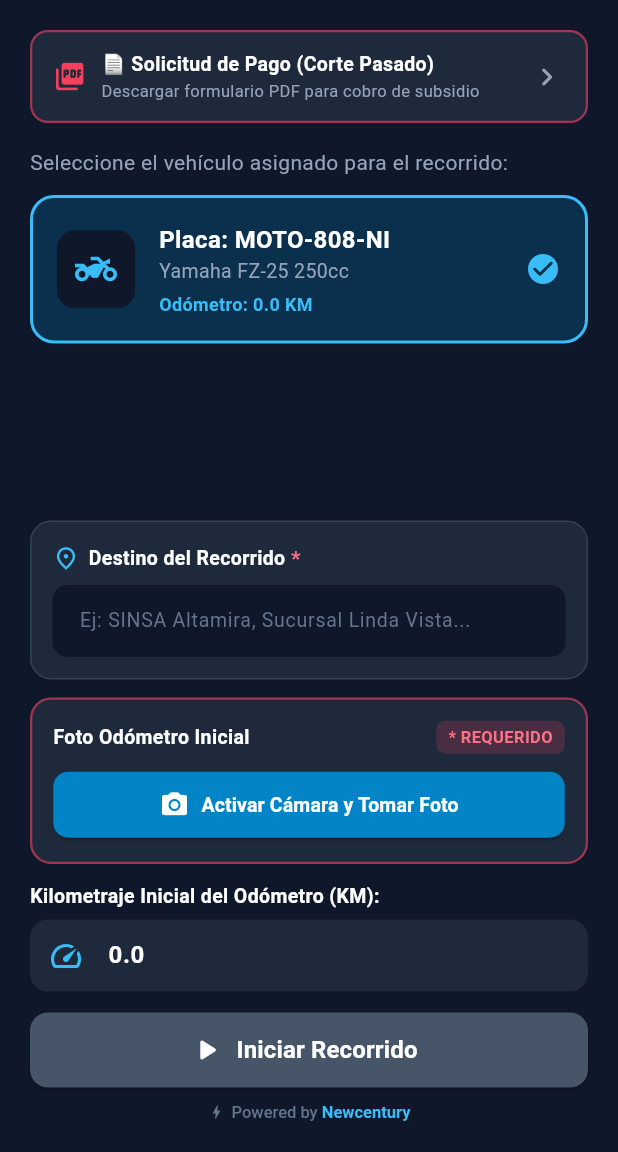
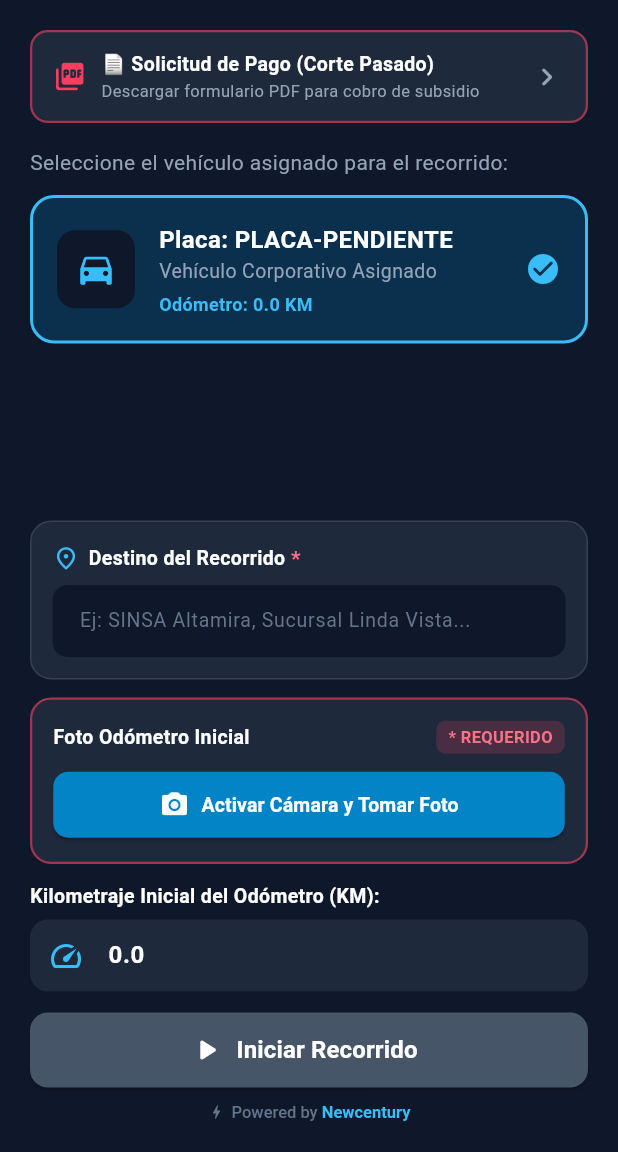
Before and after one commit to Marktuay/TrackFleet360, a Flutter app: the screen it shows after launch, after a tap on "Iniciar Sesión", on a phone screen of 412 x 824 dp, the part 84-1236 px from its top. Run offline on Flutter 3.47's test engine with Material 3 defaults, Android fonts, the phone set to English and light mode, and no system bars; our stand-ins replace dio, flutter_secure_storage, geolocator, image_picker, pdf, printing; network calls fail.

Commit message:
fix(mobile,backend): isolate driver vehicle data and remove MOTO-808-NI fallback leakage across accounts

```diff
--- a/mobile/lib/screens/subsidy_claim_screen.dart
+++ b/mobile/lib/screens/subsidy_claim_screen.dart
@@ -18,9 +18,9 @@ class _SubsidyClaimScreenState extends State<SubsidyClaimScreen> {
 
   final String _cutoffName = "Corte Quincenal (1 a 15 de Julio 2026)";
   String _driverName = "Conductor Registrado";
-  final String _licenseNo = "LIC-774920";
-  final String _vehiclePlate = "MOTO-808-NI";
-  final String _vehicleModel = "Yamaha FZ-25 250cc";
+  final String _licenseNo = "LIC-NICA";
+  final String _vehiclePlate = "PLACA-PENDIENTE";
+  final String _vehicleModel = "Vehículo Corporativo";
   final double _subsidyRate = 6.0; // 6 C$/km for motorcycles
 
   List<Map<String, dynamic>> _pastJourneys = [
--- a/mobile/lib/services/api_service.dart
+++ b/mobile/lib/services/api_service.dart
@@ -82,13 +82,13 @@ class ApiService {
     } catch (e) {
       print('Error en API getVehicles: $e');
     }
-    // Strict fallback: ALWAYS return EXACTLY 1 assigned vehicle (Jorge Mayorga MOTO-808-NI)
+    // Clean fallback for account without assigned plate
     return [
       Vehicle(
-        id: 2,
-        plateNumber: 'MOTO-808-NI',
-        brand: 'Yamaha',
-        model: 'FZ-25 250cc',
+        id: 99,
+        plateNumber: 'PLACA-PENDIENTE',
+        brand: 'Vehículo Corporativo',
+        model: 'Asignado',
         currentKm: 0.0,
         status: 'active'
       ),
```
Also changed, not shown: 1 other file.
